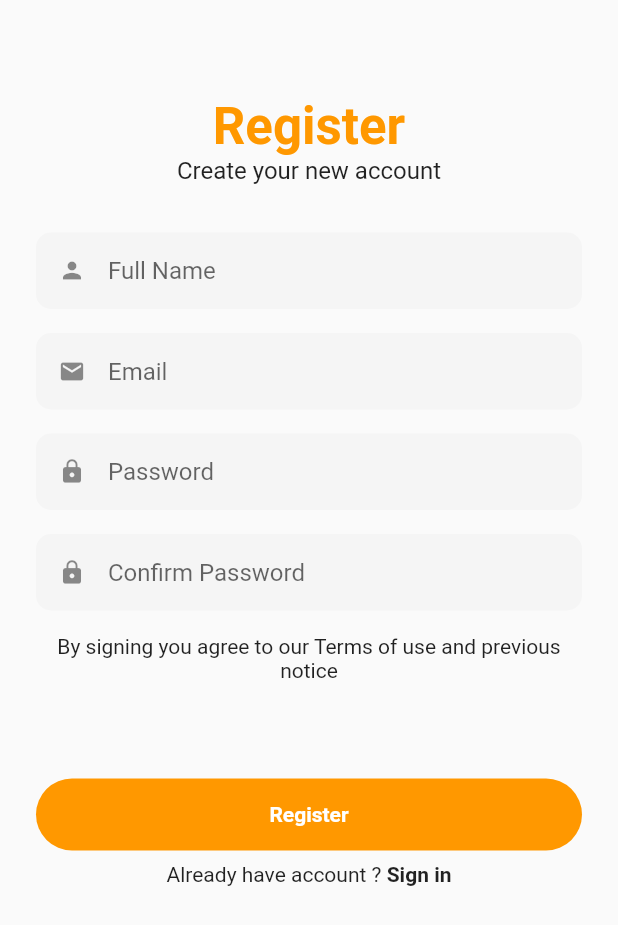
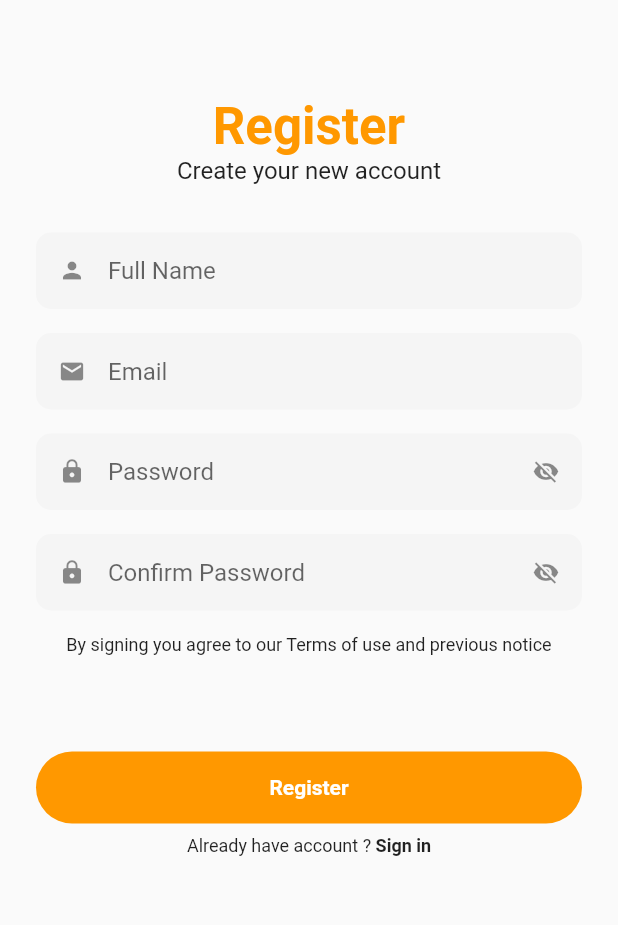
Before and after one commit to LeToyek/coba_pkm, a Flutter app: the screen it shows after launch, on a phone screen of 412 x 824 dp. Shown: the top 925 px of the screen. Run offline on Flutter 3.47's test engine with Material 2 defaults, Android fonts, the phone set to English and light mode, and no system bars; our stand-ins replace firebase_core; accounts and stored records are empty.

Commit message:
page 1 selesai total

```diff
--- a/lib/main.dart
+++ b/lib/main.dart
@@ -28,7 +28,7 @@
         // is not restarted.
         primarySwatch: Colors.orange,
       ),
-      home: const LoginPage(),
+      home: LoginPage(),
     );
   }
 }
--- a/lib/pages/Login_page.dart
+++ b/lib/pages/Login_page.dart
@@ -1,16 +1,25 @@
 import 'package:coba_pkm/widgets/Login_field.dart';
 import 'package:flutter/material.dart';
 
-class LoginPage extends StatelessWidget {
-  const LoginPage({Key? key}) : super(key: key);
+class LoginPage extends StatefulWidget {
+  @override
+  State<LoginPage> createState() => _LoginPageState();
+}
+
+class _LoginPageState extends State<LoginPage> {
+  final TextEditingController _controllerName = TextEditingController();
+  final TextEditingController _controllerEmail = TextEditingController();
+  final TextEditingController _controllerPass = TextEditingController();
+  final TextEditingController _controllerPass2 = TextEditingController();
+
+  var smallText = TextStyle(fontSize: 12);
 
   @override
   Widget build(BuildContext context) {
     return Scaffold(
-      body: SafeArea(
-          child: Padding(
-        padding: const EdgeInsets.symmetric(horizontal: 24),
-        child: SingleChildScrollView(
+      body: SingleChildScrollView(
+        child: Padding(
+          padding: const EdgeInsets.symmetric(horizontal: 24),
           child: Center(
             child: Column(
               crossAxisAlignment: CrossAxisAlignment.center,
@@ -33,23 +42,34 @@ class LoginPage extends StatelessWidget {
                 LoginField(
                   prefIcon: Icon(Icons.person),
                   hint: "Full Name",
+                  controller: _controllerName,
+                  isSafe: false,
                 ),
                 LoginField(
                   prefIcon: Icon(Icons.mail),
                   hint: "Email",
+                  controller: _controllerEmail,
+                  isSafe: false,
                 ),
                 LoginField(
                   prefIcon: Icon(Icons.lock),
                   hint: "Password",
+                  controller: _controllerPass,
+                  isSafe: true,
                 ),
                 LoginField(
                   prefIcon: Icon(Icons.lock),
                   hint: "Confirm Password",
+                  controller: _controllerPass2,
+                  isSafe: true,
                 ),
-                Text(
-                  "By signing you agree to our Terms of use and previous notice",
-                  textAlign: TextAlign.center,
-                  style: TextStyle(),
+                Padding(
+                  padding: const EdgeInsets.symmetric(horizontal: 8.0),
+                  child: Text(
+                    "By signing you agree to our Terms of use and previous notice",
+                    textAlign: TextAlign.center,
+                    style: smallText,
+                  ),
                 ),
                 SizedBox(
                   height: 64,
@@ -74,18 +94,25 @@ class LoginPage extends StatelessWidget {
                 Row(
                   mainAxisAlignment: MainAxisAlignment.center,
                   children: [
-                    Text('Already have account ? '),
+                    Text(
+                      'Already have account ? ',
+                      style: smallText,
+                    ),
                     Text(
                       'Sign in',
-                      style: TextStyle(fontWeight: FontWeight.bold),
+                      style:
+                          TextStyle(fontWeight: FontWeight.bold, fontSize: 12),
                     )
                   ],
+                ),
+                SizedBox(
+                  height: 16,
                 )
               ],
             ),
           ),
         ),
-      )),
+      ),
     );
   }
 }
--- a/lib/widgets/Login_field.dart
+++ b/lib/widgets/Login_field.dart
@@ -1,24 +1,50 @@
 import 'package:flutter/material.dart';
 
-class LoginField extends StatelessWidget {
+class LoginField extends StatefulWidget {
+  bool isSafe;
   Icon prefIcon;
   String hint;
-  LoginField({required this.prefIcon, required this.hint});
+  TextEditingController controller;
+  LoginField({
+    required this.prefIcon,
+    required this.hint,
+    required this.controller,
+    required this.isSafe,
+  });
 
+  @override
+  State<LoginField> createState() => _LoginFieldState();
+}
+
+class _LoginFieldState extends State<LoginField> {
+  bool isVisible = false;
   @override
   Widget build(BuildContext context) {
     return Column(
       children: [
         TextField(
+          controller: widget.controller,
+          obscureText: isVisible,
           decoration: InputDecoration(
               isDense: true,
-              prefixIcon: prefIcon,
+              suffixIcon: widget.isSafe
+                  ? IconButton(
+                      onPressed: () {
+                        setState(() {
+                          isVisible = !isVisible;
+                        });
+                      },
+                      icon: isVisible
+                          ? Icon(Icons.visibility)
+                          : Icon(Icons.visibility_off))
+                  : null,
+              prefixIcon: widget.prefIcon,
               filled: true,
               fillColor: Colors.grey[100],
               border: OutlineInputBorder(
                   borderRadius: BorderRadius.circular(10),
                   borderSide: BorderSide.none),
-              hintText: hint,
+              hintText: widget.hint,
               hintStyle: TextStyle(fontSize: 16)),
         ),
         SizedBox(
```
